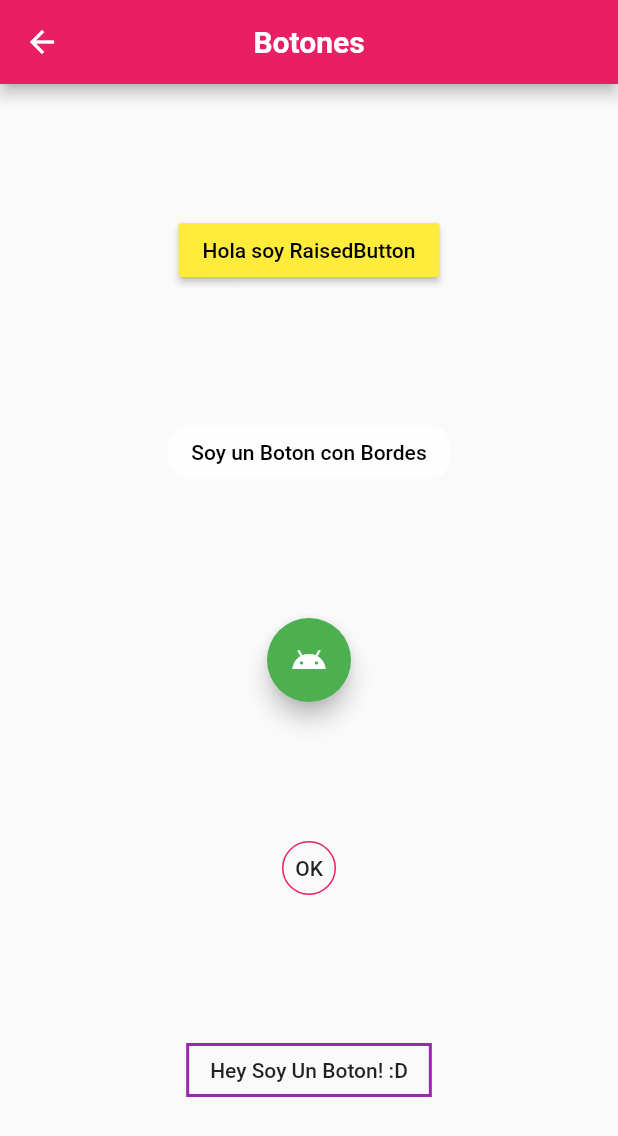
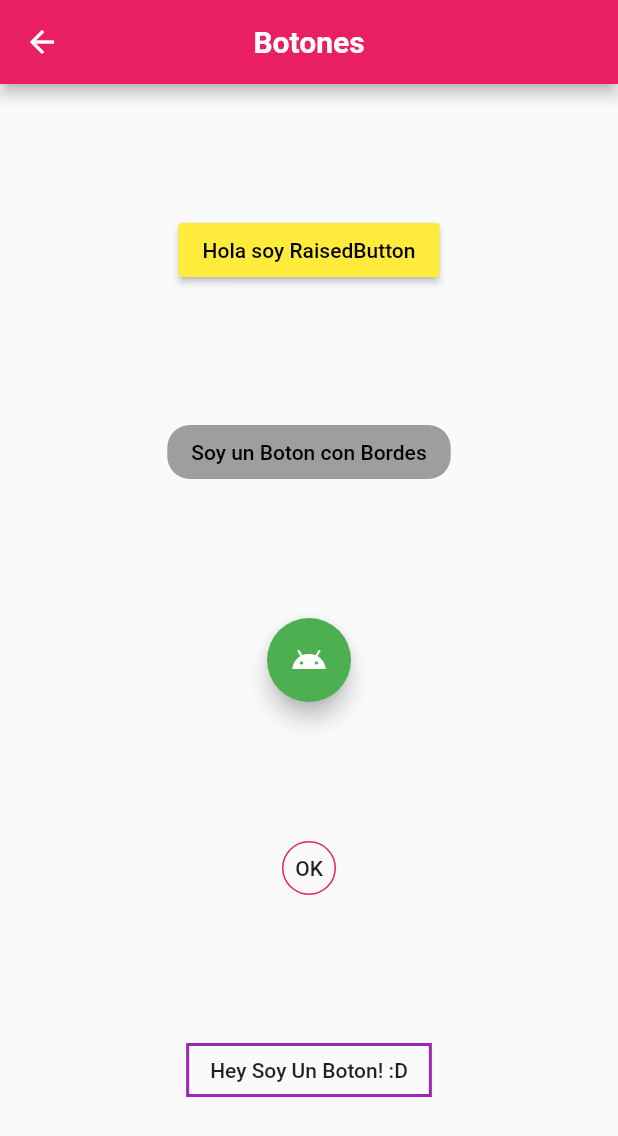
Before and after one commit to Danaromero/Rutas_a_PAG, a Flutter app: the BotonesPage screen opened by its route, on a phone screen of 412 x 824 dp. Shown: the top 1136 px of the screen. Run offline on Flutter 3.47's test engine with Material 2 defaults, Android fonts, the phone set to English and light mode, and no system bars.

```diff
--- a/lib/src/pages/botones_page.dart
+++ b/lib/src/pages/botones_page.dart
@@ -29,7 +29,7 @@ class BotonesPage extends StatelessWidget {
                 child: Text('Soy un Boton con Bordes'),
                 onPressed: () {},
                 shape: RoundedRectangleBorder(borderRadius: BorderRadius.circular(15)),
-                color: Colors.white70,
+                color: Colors.grey,
                 textColor: Colors.black,
               ),
               FloatingActionButton(
```
Also changed, not shown: 1 other file.
